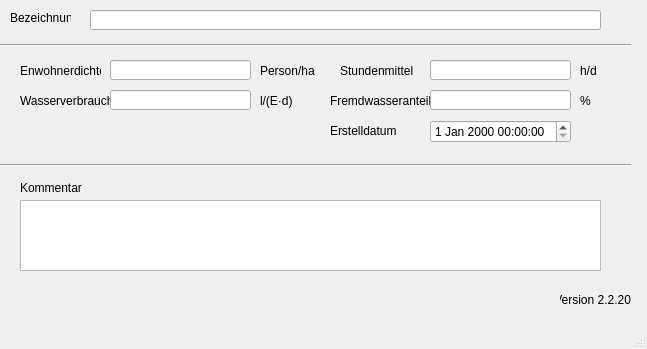
Old version of the form qkan/database/templates/einzugsgebiete.ui in the repository hoettges/QKan.
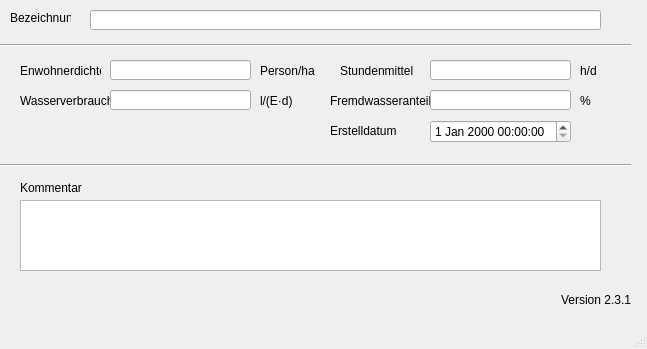
New version of the form. Custom widgets are drawn as their Qt base class.

What changed in the file:
```diff
--- a/qkan/database/templates/einzugsgebiete.ui
+++ b/qkan/database/templates/einzugsgebiete.ui
@@ -269,7 +269,7 @@
      <string>Version QKan Import</string>
     </property>
     <property name="text">
-     <string>Version 2.2.20</string>
+     <string>Version 2.3.1</string>
     </property>
     <property name="alignment">
      <set>Qt::AlignRight|Qt::AlignTrailing|Qt::AlignVCenter</set>
```
